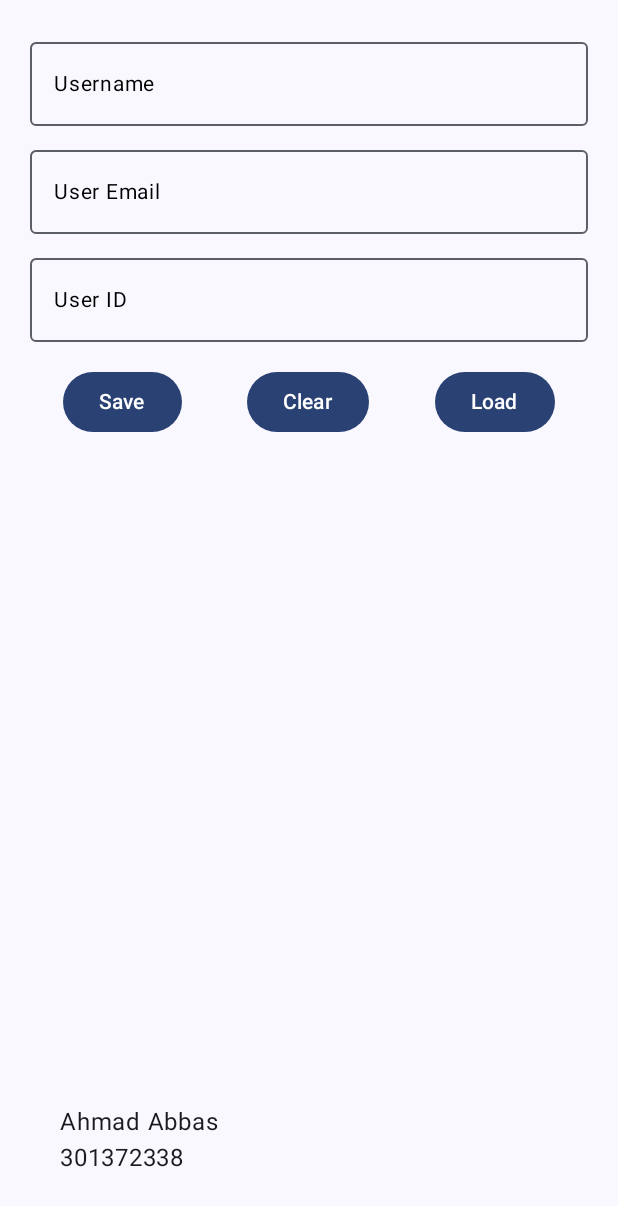
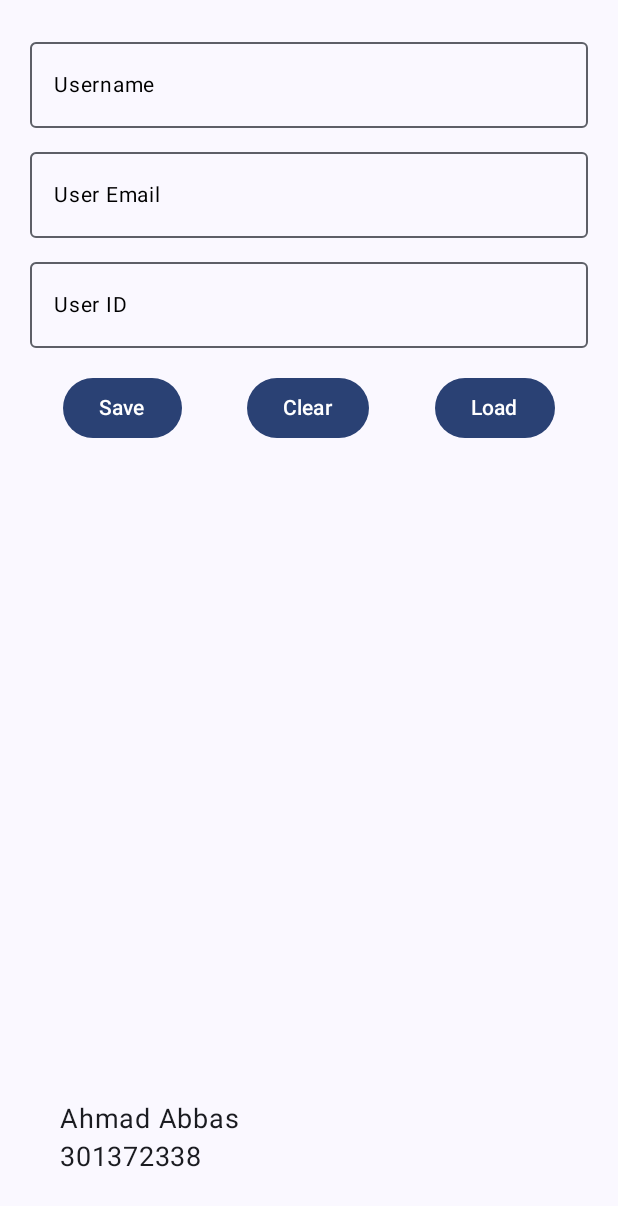
Before and after one commit to ahmadabbasMAPD/mapd721_a1, an Android app built with Jetpack Compose: the screen it shows after launch (MainActivity), on a phone screen of 412 x 824 dp. Shown: the top 1206 px of the screen. Run offline under Robolectric (Android 15) with nearby library versions, the phone set to English and light mode, and no system bars.

```diff
--- a/app/src/main/java/com/abbas/mapd721_a1_ahmadabbas/DataStore.kt
+++ b/app/src/main/java/com/abbas/mapd721_a1_ahmadabbas/DataStore.kt
@@ -10,6 +10,8 @@ import androidx.datastore.preferences.core.stringPreferencesKey
 import androidx.datastore.preferences.preferencesDataStore
 import kotlinx.coroutines.flow.Flow
 import kotlinx.coroutines.flow.map
+
+
 // This is a class that handles data storage using preferences
 class DataStore(private val context: Context) {
     companion object {
--- a/app/src/main/java/com/abbas/mapd721_a1_ahmadabbas/MainActivity.kt
+++ b/app/src/main/java/com/abbas/mapd721_a1_ahmadabbas/MainActivity.kt
@@ -36,7 +36,7 @@ import kotlinx.coroutines.launch
 
 
 // This is a class that extends ComponentActivity and sets the content view
-// This is a class that extends ComponentActivity and sets the content view
+
 class MainActivity : ComponentActivity() {
     override fun onCreate(savedInstanceState: Bundle?) {
         super.onCreate(savedInstanceState)
--- a/app/src/main/java/com/abbas/mapd721_a1_ahmadabbas/ui/theme/Theme.kt
+++ b/app/src/main/java/com/abbas/mapd721_a1_ahmadabbas/ui/theme/Theme.kt
@@ -26,15 +26,7 @@ private val LightColorScheme = lightColorScheme(
     secondary = PurpleGrey40,
     tertiary = Pink40
 
-    /* Other default colors to override
-    background = Color(0xFFFFFBFE),
-    surface = Color(0xFFFFFBFE),
-    onPrimary = Color.White,
-    onSecondary = Color.White,
-    onTertiary = Color.White,
-    onBackground = Color(0xFF1C1B1F),
-    onSurface = Color(0xFF1C1B1F),
-    */
+
 )
 
 @Composable
--- a/app/src/main/java/com/abbas/mapd721_a1_ahmadabbas/ui/theme/Type.kt
+++ b/app/src/main/java/com/abbas/mapd721_a1_ahmadabbas/ui/theme/Type.kt
@@ -9,26 +9,13 @@ import androidx.compose.ui.unit.sp
 // Set of Material typography styles to start with
 val Typography = Typography(
     bodyLarge = TextStyle(
+
         fontFamily = FontFamily.Default,
         fontWeight = FontWeight.Normal,
-        fontSize = 16.sp,
-        lineHeight = 24.sp,
-        letterSpacing = 0.5.sp
-    )
-    /* Other default text styles to override
-    titleLarge = TextStyle(
-        fontFamily = FontFamily.Default,
-        fontWeight = FontWeight.Normal,
-        fontSize = 22.sp,
-        lineHeight = 28.sp,
-        letterSpacing = 0.sp
-    ),
-    labelSmall = TextStyle(
-        fontFamily = FontFamily.Default,
-        fontWeight = FontWeight.Medium,
-        fontSize = 11.sp,
-        lineHeight = 16.sp,
-        letterSpacing = 0.5.sp
-    )
-    */
+        lineHeight = 25.sp,
+        letterSpacing = 0.5.sp,
+        fontSize = 18.sp,
+
+        )
+
 )
```
